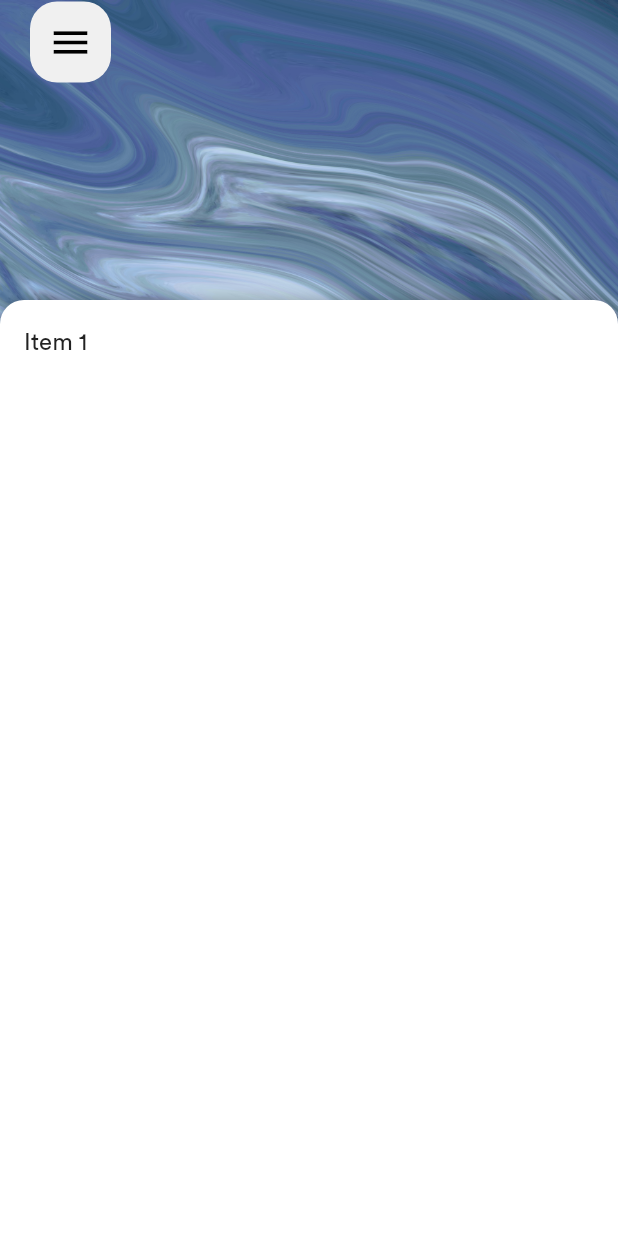
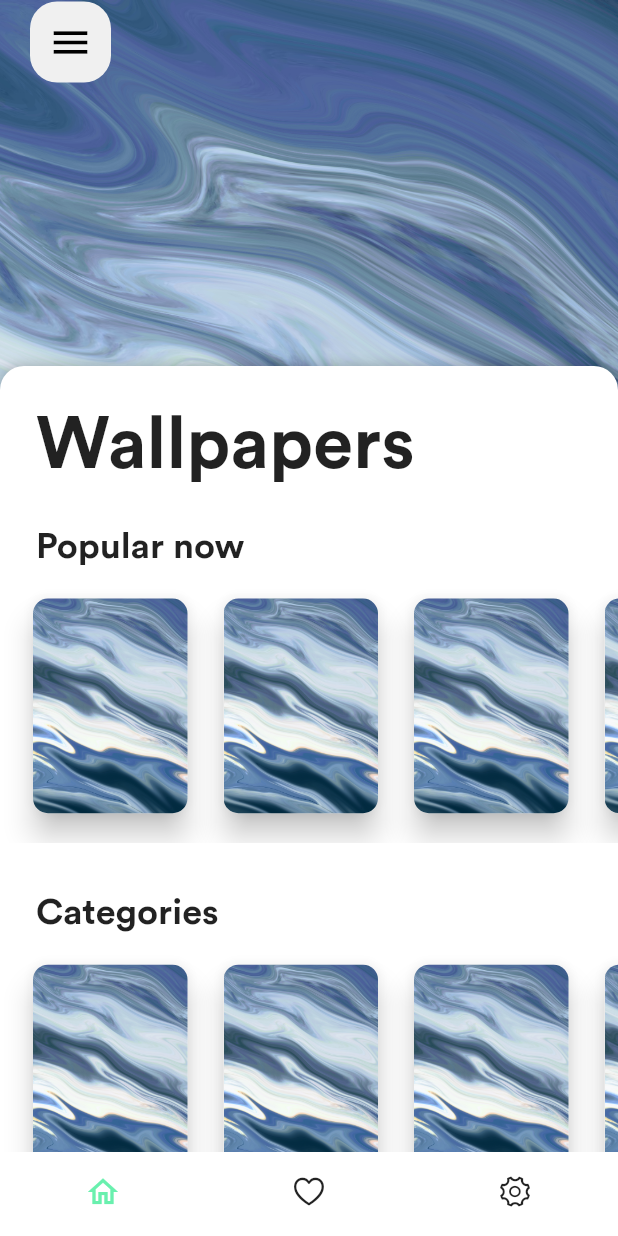
Before and after one commit to SphericalKat/liquiwalls, a Flutter app: the screen it shows after launch, on a phone screen of 412 x 824 dp. Run offline on Flutter 3.47's test engine with Material 2 defaults, Android fonts, the phone set to English and light mode, and no system bars; drawn by our look-alikes of sliding_up_panel; our stand-ins replace auto_route, supercharged.

Commit message:
:sparkles: implement wallpaper card and row widgets
Signed-off-by: ATechnoHazard <amolele@gmail.com>

```diff
--- a/lib/pages/homepage.dart
+++ b/lib/pages/homepage.dart
@@ -1,7 +1,17 @@
+import 'package:flutter/cupertino.dart';
 import 'package:flutter/material.dart';
+import 'package:liqui_walls/widgets/walls/wall_card.dart';
+import 'package:liqui_walls/widgets/walls/wall_row.dart';
 import 'package:sliding_up_panel/sliding_up_panel.dart';
 
-class HomePage extends StatelessWidget {
+class HomePage extends StatefulWidget {
+  @override
+  _HomePageState createState() => _HomePageState();
+}
+
+class _HomePageState extends State<HomePage> {
+  var _bottomIndex = 0;
+
   @override
   Widget build(BuildContext context) {
     var height = MediaQuery.of(context).size.height;
@@ -23,6 +33,7 @@ class HomePage extends StatelessWidget {
                   child: Icon(Icons.menu, size: 30),
                 ),
                 onTap: () {
+                  // open drawer
                   print("owo");
                 },
               ),
@@ -33,12 +44,51 @@ class HomePage extends StatelessWidget {
       body: SlidingUpPanel(
         borderRadius: BorderRadius.vertical(top: Radius.circular(16)),
         maxHeight: height,
-        minHeight: height - 200,
+        minHeight: height - 300,
         body: FittedBox(
           fit: BoxFit.cover,
           child: Image.asset("assets/images/flowing_skies.jpg"),
         ),
-        panel: ListTile(title: Text('Item 1')),
+        panel: Column(
+          crossAxisAlignment: CrossAxisAlignment.start,
+          children: [
+            Padding(
+              padding: const EdgeInsets.all(24),
+              child: Text(
+                "Wallpapers",
+                style: TextStyle(fontWeight: FontWeight.bold, fontSize: 48),
+              ),
+            ),
+            WallRow(title: "Popular now", children: items),
+            SizedBox(height: 32),
+            WallRow(title: "Categories", children: items),
+          ],
+        ),
+      ),
+      bottomNavigationBar: ClipRRect(
+        borderRadius: BorderRadius.vertical(top: Radius.circular(10)),
+        child: BottomNavigationBar(
+          items: [
+            BottomNavigationBarItem(
+                icon: Icon(Icons.home_outlined), label: "Home"),
+            BottomNavigationBarItem(
+                icon: Icon(CupertinoIcons.heart), label: "Favorites"),
+            BottomNavigationBarItem(
+                icon: Icon(CupertinoIcons.gear), label: "Settings"),
+          ],
+          currentIndex: _bottomIndex,
+          showSelectedLabels: false,
+          showUnselectedLabels: false,
+          backgroundColor: Colors.white.withOpacity(0.7),
+          selectedItemColor: Colors.greenAccent,
+          unselectedItemColor: Colors.black87,
+          elevation: 0,
+          onTap: (idx) {
+            setState(() {
+              _bottomIndex = idx;
+            });
+          },
+        ),
       ),
     );
   }
--- /dev/null
+++ b/lib/widgets/walls/wall_card.dart
@@ -0,0 +1,38 @@
+import 'package:flutter/material.dart';
+
+class WallCard extends StatelessWidget {
+  final String url;
+
+  const WallCard({Key key, this.url}) : super(key: key);
+
+  @override
+  Widget build(BuildContext context) {
+    var width = MediaQuery.of(context).size.width / 4 ;
+    return Padding(
+      padding: const EdgeInsets.symmetric(vertical: 16, horizontal: 8),
+      child: Card(
+        elevation: 8,
+        child: ClipRRect(
+          borderRadius: BorderRadius.circular(10),
+          child: SizedBox(
+            height: width * (18/9),
+            width: width,
+            child: FittedBox(
+              child: Image.asset(url),
+              fit: BoxFit.cover,
+            ),
+          ),
+        ),
+      ),
+    );
+  }
+}
+
+var items = [
+  WallCard(url: "assets/images/flowing_skies.jpg"),
+  WallCard(url: "assets/images/flowing_skies.jpg"),
+  WallCard(url: "assets/images/flowing_skies.jpg"),
+  WallCard(url: "assets/images/flowing_skies.jpg"),
+  WallCard(url: "assets/images/flowing_skies.jpg"),
+  WallCard(url: "assets/images/flowing_skies.jpg"),
+];
--- /dev/null
+++ b/lib/widgets/walls/wall_row.dart
@@ -0,0 +1,33 @@
+import 'package:flutter/material.dart';
+
+class WallRow extends StatelessWidget {
+  final String title;
+  final List<Widget> children;
+
+  const WallRow({Key key, @required this.title, @required this.children})
+      : super(key: key);
+
+  @override
+  Widget build(BuildContext context) {
+    return Column(
+      crossAxisAlignment: CrossAxisAlignment.start,
+      children: [
+        Padding(
+          padding: const EdgeInsets.only(left: 24),
+          child: Text(
+            title,
+            style: TextStyle(fontSize: 24, fontWeight: FontWeight.bold),
+          ),
+        ),
+        SizedBox(
+          height: (MediaQuery.of(context).size.width / 4) * (16 / 9),
+          child: ListView(
+            padding: EdgeInsets.only(left: 10),
+            children: children,
+            scrollDirection: Axis.horizontal,
+          ),
+        ),
+      ],
+    );
+  }
+}
```
